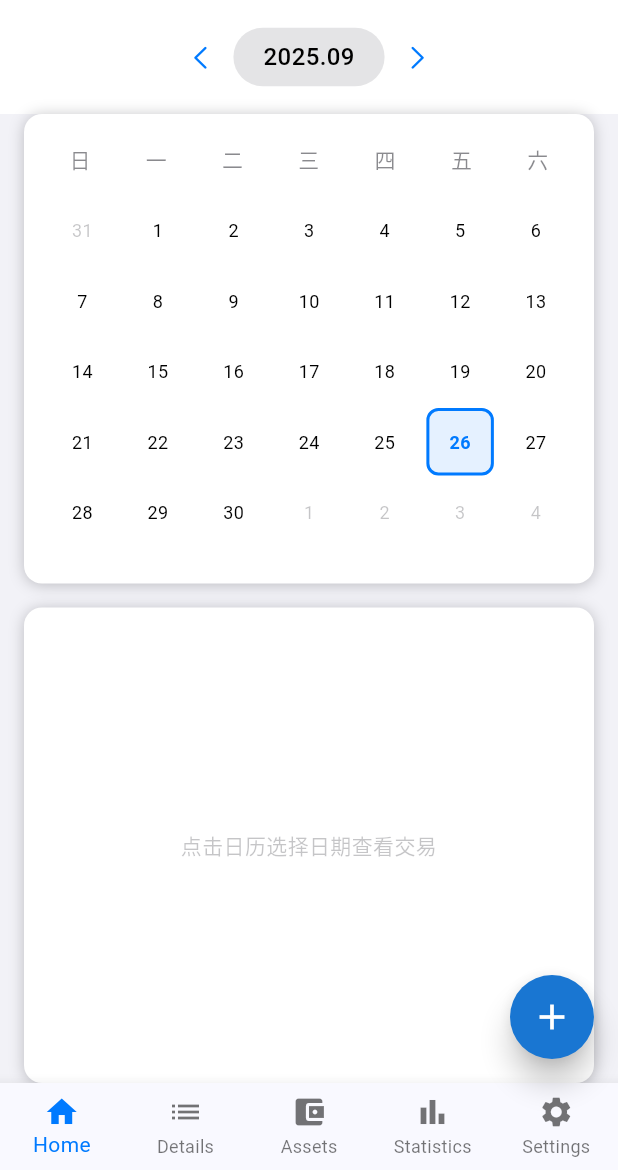
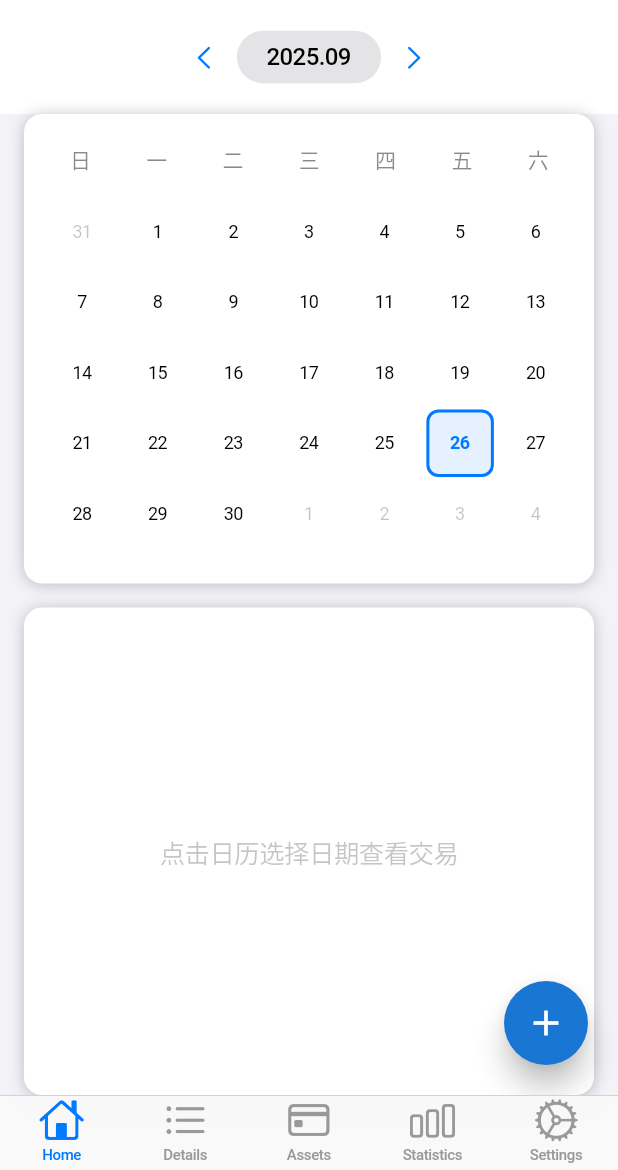
Before and after one commit to adoom2017/mini_money_flutter, a Flutter app: the HomeScreen screen opened by its route, on a phone screen of 412 x 824 dp, the part 66-1236 px from its top. Run offline on Flutter 3.47's test engine with Material 3 defaults, Android fonts, the phone set to English and light mode, and no system bars; our stand-ins replace fl_chart, go_router, image_picker, logger, shared_preferences; missing offline and left inert: window_manager; accounts and stored records are empty; network calls fail.

Commit message:
feat: 添加浮动按钮以便于添加资产和交易，优化界面布局

```diff
--- a/lib/screens/assets_screen.dart
+++ b/lib/screens/assets_screen.dart
@@ -1,4 +1,5 @@
 import 'package:flutter/cupertino.dart';
+import 'package:flutter/material.dart';
 import 'package:provider/provider.dart';
 import '../providers/asset_provider.dart';
 import '../models/asset.dart';
@@ -34,15 +35,14 @@ class AssetsScreen extends StatelessWidget {
                         Positioned(
                           bottom: 20,
                           right: 20,
-                          child: CupertinoButton.filled(
-                            padding: const EdgeInsets.all(16),
-                            borderRadius: BorderRadius.circular(30),
-                            child: const Icon(
-                              CupertinoIcons.add,
-                              color: CupertinoColors.white,
-                            ),
+                          child: FloatingActionButton(
                             onPressed: () =>
                                 _showAddAssetDialog(context, provider),
+                            backgroundColor: const Color(0xFF1976D2), // 更亮的蓝色
+                            foregroundColor: Colors.white,
+                            elevation: 8,
+                            shape: const CircleBorder(), // 明确设置为圆形
+                            child: const Icon(Icons.add, size: 28),
                           ),
                         ),
                       ],
--- a/lib/screens/details_screen.dart
+++ b/lib/screens/details_screen.dart
@@ -1,3 +1,4 @@
+import 'package:flutter/material.dart';
 import 'package:flutter/cupertino.dart';
 import 'package:intl/intl.dart';
 import 'package:provider/provider.dart';
@@ -24,12 +25,29 @@ class DetailsScreen extends StatelessWidget {
                 onPressed: () => provider.fetchTransactions(),
               ),
             ),
-            child: SafeArea(
-              child: provider.isLoading
-                  ? const Center(
-                      child: CupertinoActivityIndicator(radius: 12),
-                    )
-                  : _buildTransactionListView(context, provider),
+            child: Stack(
+              children: [
+                SafeArea(
+                  child: provider.isLoading
+                      ? const Center(
+                          child: CupertinoActivityIndicator(radius: 12),
+                        )
+                      : _buildTransactionListView(context, provider),
+                ),
+                // 浮动按钮
+                Positioned(
+                  bottom: 70,
+                  right: 20,
+                  child: FloatingActionButton(
+                    onPressed: () => context.go('/add-transaction'),
+                    backgroundColor: const Color(0xFF1976D2), // 更亮的蓝色
+                    foregroundColor: Colors.white,
+                    elevation: 8,
+                    shape: const CircleBorder(), // 明确设置为圆形
+                    child: const Icon(Icons.add, size: 28),
+                  ),
+                ),
+              ],
             ),
           );
         },
--- a/lib/screens/home_screen.dart
+++ b/lib/screens/home_screen.dart
@@ -1,4 +1,5 @@
 import 'dart:convert';
+import 'package:flutter/material.dart';
 import 'package:flutter/cupertino.dart';
 import 'package:flutter/gestures.dart';
 import 'package:go_router/go_router.dart';
@@ -513,7 +514,9 @@ class _HomeScreenState extends State<HomeScreen> {
           ),
           child: provider.isLoading
               ? const Center(child: CupertinoActivityIndicator())
-              : SafeArea(
+              : Stack(
+                  children: [
+                    SafeArea(
                       child: Column(
                         children: [
                           // 月份选择器
@@ -528,7 +531,8 @@ class _HomeScreenState extends State<HomeScreen> {
                               borderRadius: BorderRadius.circular(12),
                               boxShadow: [
                                 BoxShadow(
-                              color: CupertinoColors.separator.withOpacity(0.3),
+                                  color: CupertinoColors.separator
+                                      .withOpacity(0.3),
                                   spreadRadius: 0,
                                   blurRadius: 8,
                                   offset: const Offset(0, 1),
@@ -548,6 +552,21 @@ class _HomeScreenState extends State<HomeScreen> {
                         ],
                       ),
                     ),
+                    // 浮动按钮
+                    Positioned(
+                      bottom: 70,
+                      right: 20,
+                      child: FloatingActionButton(
+                        onPressed: () => context.go('/add-transaction'),
+                        backgroundColor: const Color(0xFF1976D2), // 更亮的蓝色
+                        foregroundColor: Colors.white,
+                        elevation: 8,
+                        shape: const CircleBorder(), // 明确设置为圆形
+                        child: const Icon(Icons.add, size: 28),
+                      ),
+                    ),
+                  ],
+                ),
         );
       },
     );
--- a/lib/screens/main_layout.dart
+++ b/lib/screens/main_layout.dart
@@ -1,23 +1,35 @@
 import 'package:flutter/material.dart';
+import 'package:flutter/cupertino.dart';
 import 'package:go_router/go_router.dart';
 
-class MainLayout extends StatelessWidget {
+class MainLayout extends StatefulWidget {
   const MainLayout({required this.child, super.key});
 
   final Widget child;
 
   @override
+  State<MainLayout> createState() => _MainLayoutState();
+}
+
+class _MainLayoutState extends State<MainLayout> {
+  @override
   Widget build(BuildContext context) {
     final currentIndex = _calculateSelectedIndex(context);
-    final shouldShowFab =
-        currentIndex == 0 || currentIndex == 1; // 只在首页(0)和详情页(1)显示
+
+    // 添加日志来追踪刷新原因
+    final location = GoRouterState.of(context).matchedLocation;
+    print(
+        'MainLayout.build() called - currentIndex: $currentIndex, location: $location');
+
+    // 追踪LayoutBuilder的构建
+    print('LayoutBuilder about to build for location: $location');
 
     return LayoutBuilder(
       builder: (context, constraints) {
         // Use NavigationRail for wider screens
         if (constraints.maxWidth > 600) {
-          return Scaffold(
-            body: Row(
+          return CupertinoPageScaffold(
+            child: Row(
               children: [
                 NavigationRail(
                   selectedIndex: currentIndex,
@@ -26,65 +38,65 @@ class MainLayout extends StatelessWidget {
                   labelType: NavigationRailLabelType.all,
                   destinations: const [
                     NavigationRailDestination(
-                        icon: Icon(Icons.home), label: Text('Home')),
+                        icon: Icon(CupertinoIcons.home), label: Text('Home')),
                     NavigationRailDestination(
-                        icon: Icon(Icons.list), label: Text('Details')),
+                        icon: Icon(CupertinoIcons.list_bullet),
+                        label: Text('Details')),
                     NavigationRailDestination(
-                        icon: Icon(Icons.account_balance_wallet),
+                        icon: Icon(CupertinoIcons.creditcard),
                         label: Text('Assets')),
                     NavigationRailDestination(
-                        icon: Icon(Icons.bar_chart), label: Text('Statistics')),
+                        icon: Icon(CupertinoIcons.chart_bar),
+                        label: Text('Statistics')),
                     NavigationRailDestination(
-                        icon: Icon(Icons.settings), label: Text('Settings')),
+                        icon: Icon(CupertinoIcons.settings),
+                        label: Text('Settings')),
                   ],
                 ),
                 const VerticalDivider(thickness: 1, width: 1),
-                Expanded(child: child),
+                Expanded(child: widget.child),
               ],
             ),
-            floatingActionButton: shouldShowFab
-                ? FloatingActionButton(
-                    onPressed: () => context.go('/add-transaction'),
-                    backgroundColor: const Color(0xFF1976D2), // 更亮的蓝色
-                    foregroundColor: Colors.white,
-                    elevation: 8,
-                    shape: const CircleBorder(), // 明确设置为圆形
-                    child: const Icon(Icons.add, size: 28),
-                  )
-                : null,
           );
         }
 
-        // Use BottomNavigationBar for smaller screens
-        return Scaffold(
-          body: child,
-          bottomNavigationBar: BottomNavigationBar(
-            type: BottomNavigationBarType.fixed,
+        // Use CupertinoTabScaffold for smaller screens
+        return CupertinoTabScaffold(
+          tabBar: CupertinoTabBar(
             currentIndex: currentIndex,
             onTap: (index) => _onItemTapped(index, context),
             items: const [
-              BottomNavigationBarItem(icon: Icon(Icons.home), label: 'Home'),
-              BottomNavigationBarItem(icon: Icon(Icons.list), label: 'Details'),
               BottomNavigationBarItem(
-                  icon: Icon(Icons.account_balance_wallet), label: 'Assets'),
+                icon: Icon(CupertinoIcons.home),
+                label: 'Home',
+              ),
               BottomNavigationBarItem(
-                  icon: Icon(Icons.bar_chart), label: 'Statistics'),
+                icon: Icon(CupertinoIcons.list_bullet),
+                label: 'Details',
+              ),
               BottomNavigationBarItem(
-                  icon: Icon(Icons.settings), label: 'Settings'),
+                icon: Icon(CupertinoIcons.creditcard),
+                label: 'Assets',
+              ),
+              BottomNavigationBarItem(
+                icon: Icon(CupertinoIcons.chart_bar),
+                label: 'Statistics',
+              ),
+              BottomNavigationBarItem(
+                icon: Icon(CupertinoIcons.settings),
+                label: 'Settings',
+              ),
             ],
           ),
-          floatingActionButton: shouldShowFab
-              ? FloatingActionButton(
-                  onPressed: () => context.go('/add-transaction'),
-                  backgroundColor: const Color(0xFF1976D2), // 更亮的蓝色
-                  foregroundColor: Colors.white,
-                  elevation: 8,
-                  shape: const CircleBorder(), // 明确设置为圆形
-                  child: const Icon(Icons.add, size: 28),
-                )
-              : null,
-          floatingActionButtonLocation:
-              shouldShowFab ? FloatingActionButtonLocation.endFloat : null,
+          tabBuilder: (context, index) {
+            // 只在当前选中的标签页显示内容
+            if (index == currentIndex) {
+              return widget.child;
+            } else {
+              // 其他标签页返回空容器
+              return const SizedBox.shrink();
+            }
+          },
         );
       },
     );
```
Lines whose indentation alone changed are shown as unchanged.
